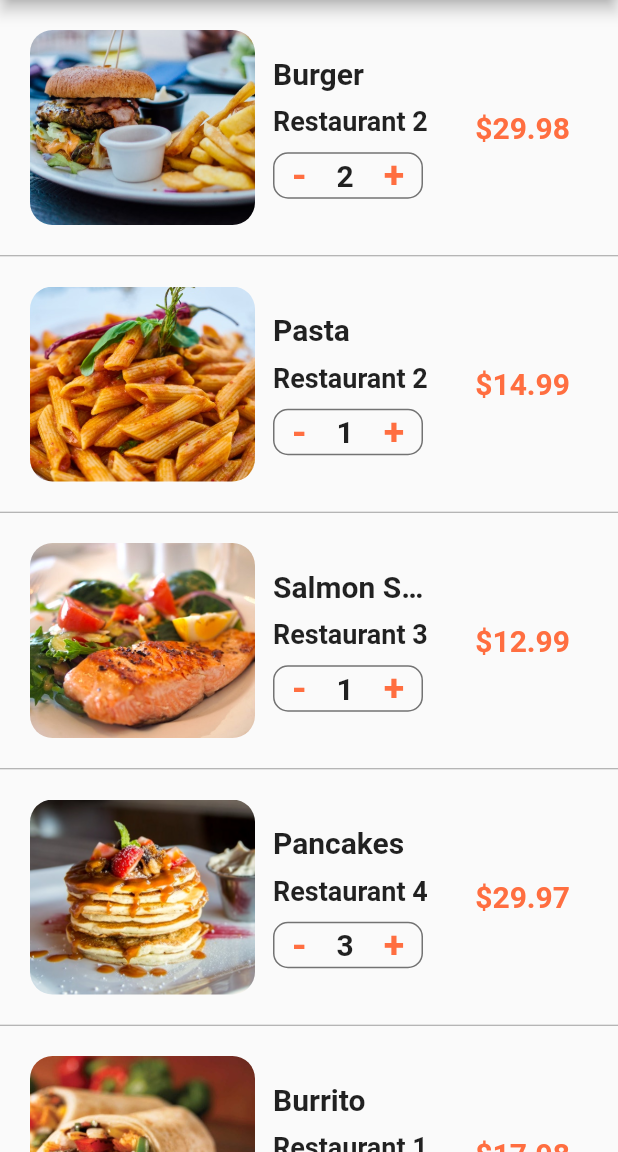
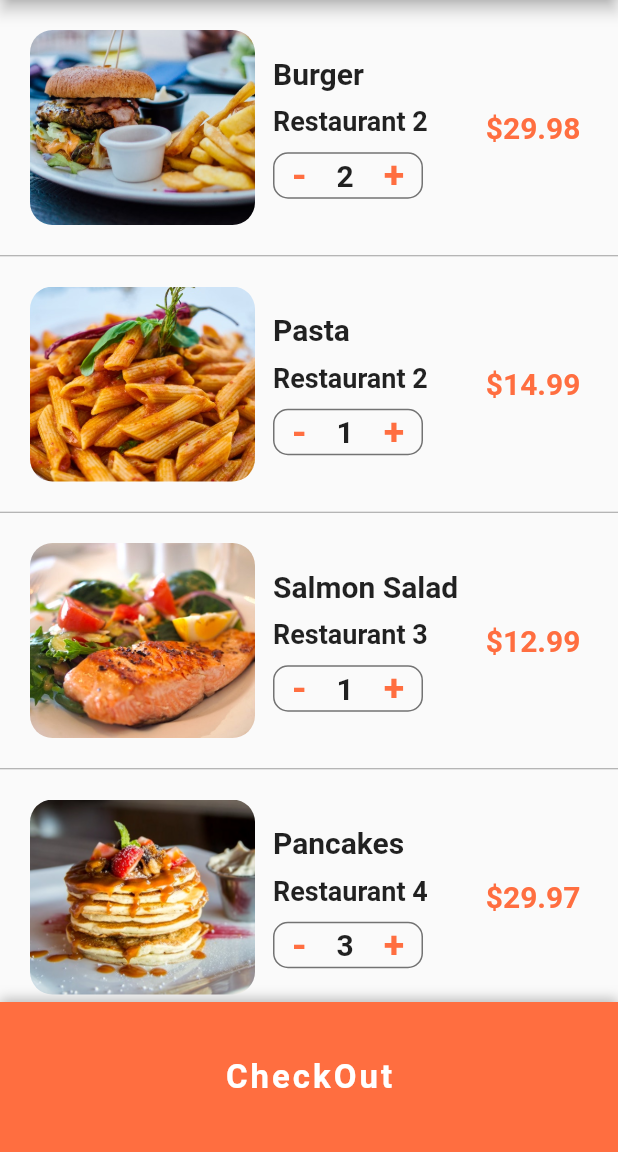
Before and after one commit to alikazemidev/food_ui_master, a Flutter app: the CartScreen screen opened directly, on a phone screen of 412 x 824 dp, the part 84-1236 px from its top. Run offline on Flutter 3.47's test engine with Material 2 defaults, Android fonts, the phone set to English and light mode, and no system bars.

Commit message:
complete the ui app

```diff
--- a/lib/screens/cart_screen.dart
+++ b/lib/screens/cart_screen.dart
@@ -1,6 +1,5 @@
 import 'package:flutter/material.dart';
 import 'package:food_master_ui/models/order.dart';
-
 import '../data/data.dart';
 
 class CartScreen extends StatefulWidget {
@@ -13,6 +12,13 @@ class CartScreen extends StatefulWidget {
 class _CartScreenState extends State<CartScreen> {
   @override
   Widget build(BuildContext context) {
+    double totalPraice = 0;
+
+    currentUser.cart.forEach((Order order) {
+      setState(() {
+        totalPraice += order.quantity * order.food.price;
+      });
+    });
     return Scaffold(
       appBar: AppBar(
         centerTitle: true,
@@ -25,9 +31,61 @@ class _CartScreenState extends State<CartScreen> {
         ),
       ),
       body: ListView.separated(
+        physics: BouncingScrollPhysics(),
+        itemCount: currentUser.cart.length + 1,
         itemBuilder: (context, index) {
-          Order order = currentUser.cart[index];
-          return _buildCartItem(order);
+          if (index < currentUser.cart.length) {
+            Order order = currentUser.cart[index];
+            return _buildCartItem(order);
+          }
+          return Padding(
+            padding: const EdgeInsets.all(20.0),
+            child: Column(
+              children: [
+                Row(
+                  mainAxisAlignment: MainAxisAlignment.spaceBetween,
+                  children: [
+                    Text(
+                      'Estimated Delivery Time:',
+                      style: TextStyle(
+                        fontSize: 20,
+                        fontWeight: FontWeight.w600,
+                      ),
+                    ),
+                    Text(
+                      '25 min',
+                      style: TextStyle(
+                        fontSize: 20,
+                        fontWeight: FontWeight.w600,
+                      ),
+                    ),
+                  ],
+                ),
+                SizedBox(height: 20),
+                Row(
+                  mainAxisAlignment: MainAxisAlignment.spaceBetween,
+                  children: [
+                    Text(
+                      'Totoal Cost:',
+                      style: TextStyle(
+                        fontSize: 20,
+                        fontWeight: FontWeight.w600,
+                      ),
+                    ),
+                    Text(
+                      '\$${totalPraice.toStringAsFixed(2)}',
+                      style: TextStyle(
+                        fontSize: 20,
+                        fontWeight: FontWeight.w600,
+                        color: Colors.green.shade700,
+                      ),
+                    ),
+                  ],
+                ),
+                SizedBox(height: 100),
+              ],
+            ),
+          );
         },
         separatorBuilder: (context, index) {
           return Divider(
@@ -35,7 +93,32 @@ class _CartScreenState extends State<CartScreen> {
             color: Colors.grey,
           );
         },
-        itemCount: currentUser.cart.length,
+      ),
+      bottomSheet: Container(
+        height: 100,
+        width: MediaQuery.of(context).size.width,
+        decoration: BoxDecoration(
+          color: Theme.of(context).colorScheme.primary,
+          boxShadow: [
+            BoxShadow(
+              color: Colors.black26,
+              offset: Offset(0, -2),
+              blurRadius: 6,
+            ),
+          ],
+        ),
+        child: TextButton(
+          onPressed: () {},
+          child: Text(
+            'CheckOut',
+            style: TextStyle(
+              color: Colors.white,
+              fontSize: 22,
+              fontWeight: FontWeight.bold,
+              letterSpacing: 2.0,
+            ),
+          ),
+        ),
       ),
     );
   }
@@ -101,7 +184,7 @@ class _CartScreenState extends State<CartScreen> {
                               GestureDetector(
                                 onTap: () {
                                   setState(() {
-                                    order.quantity -= 1;
+                                    order.quantity = order.quantity - 1;
                                   });
                                 },
                                 child: Text(
@@ -130,7 +213,7 @@ class _CartScreenState extends State<CartScreen> {
                               GestureDetector(
                                 onTap: () {
                                   setState(() {
-                                    order.quantity += 1;
+                                    order.quantity = order.quantity - 1;
                                   });
                                 },
                                 child: Text(
@@ -151,7 +234,7 @@ class _CartScreenState extends State<CartScreen> {
                   ),
                 ),
                 Container(
-                  margin: EdgeInsets.all(12),
+                  margin: EdgeInsets.all(5),
                   child: Text(
                     "\$${order.quantity * order.food.price}",
                     style: TextStyle(
```
